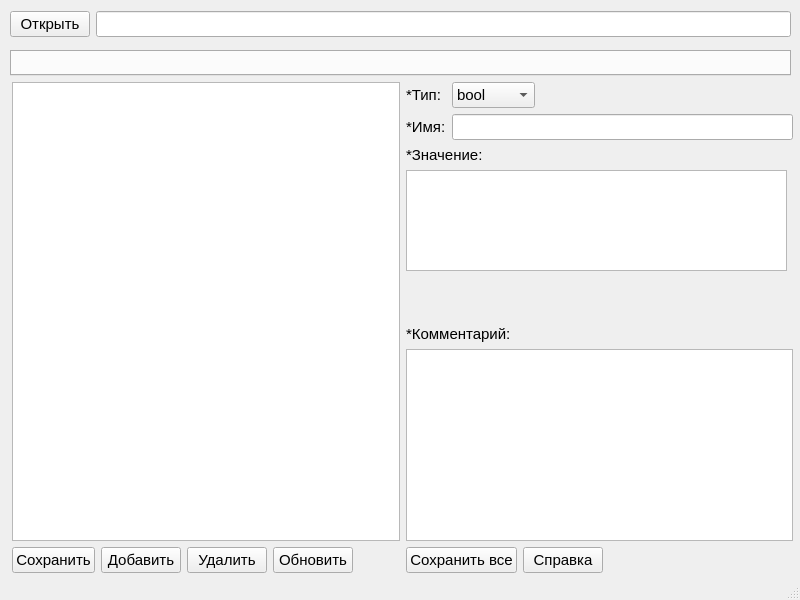
Qt form mainwindow.ui (Jerely/cfgeditor-ui) before a commit.
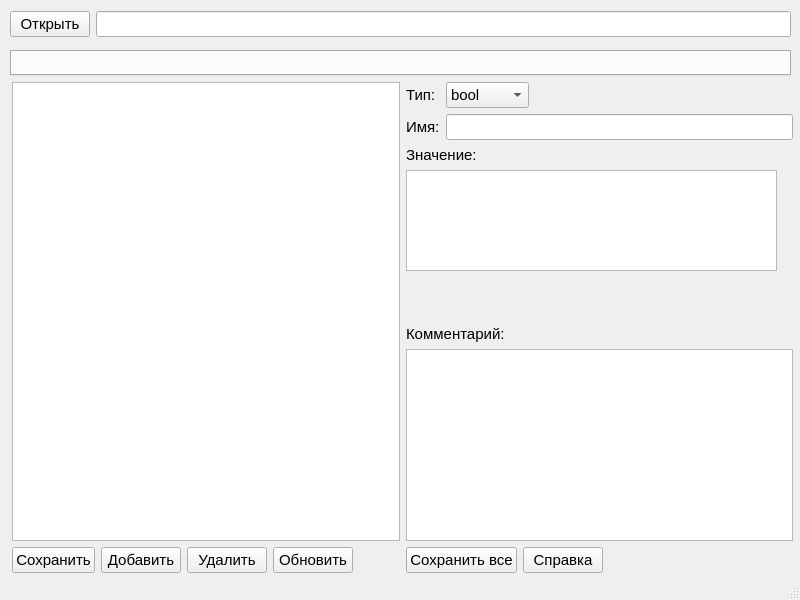
The same form after that commit. Custom widgets are drawn as their Qt base class.

What changed in the file:
```diff
--- a/mainwindow.ui
+++ b/mainwindow.ui
@@ -168,7 +168,7 @@
             </font>
            </property>
            <property name="text">
-            <string>*Тип:</string>
+            <string>Тип:</string>
            </property>
           </widget>
          </item>
@@ -218,7 +218,7 @@
             </font>
            </property>
            <property name="text">
-            <string>*Имя:</string>
+            <string>Имя:</string>
            </property>
           </widget>
          </item>
@@ -244,7 +244,7 @@
           </font>
          </property>
          <property name="text">
-          <string>*Значение:</string>
+          <string>Значение:</string>
          </property>
         </widget>
        </item>
@@ -279,7 +279,7 @@
             <rect>
              <x>0</x>
              <y>0</y>
-             <width>381</width>
+             <width>371</width>
              <height>101</height>
             </rect>
            </property>
@@ -474,7 +474,7 @@
           </font>
          </property>
          <property name="text">
-          <string>*Комментарий:</string>
+          <string>Комментарий:</string>
          </property>
         </widget>
        </item>
```
